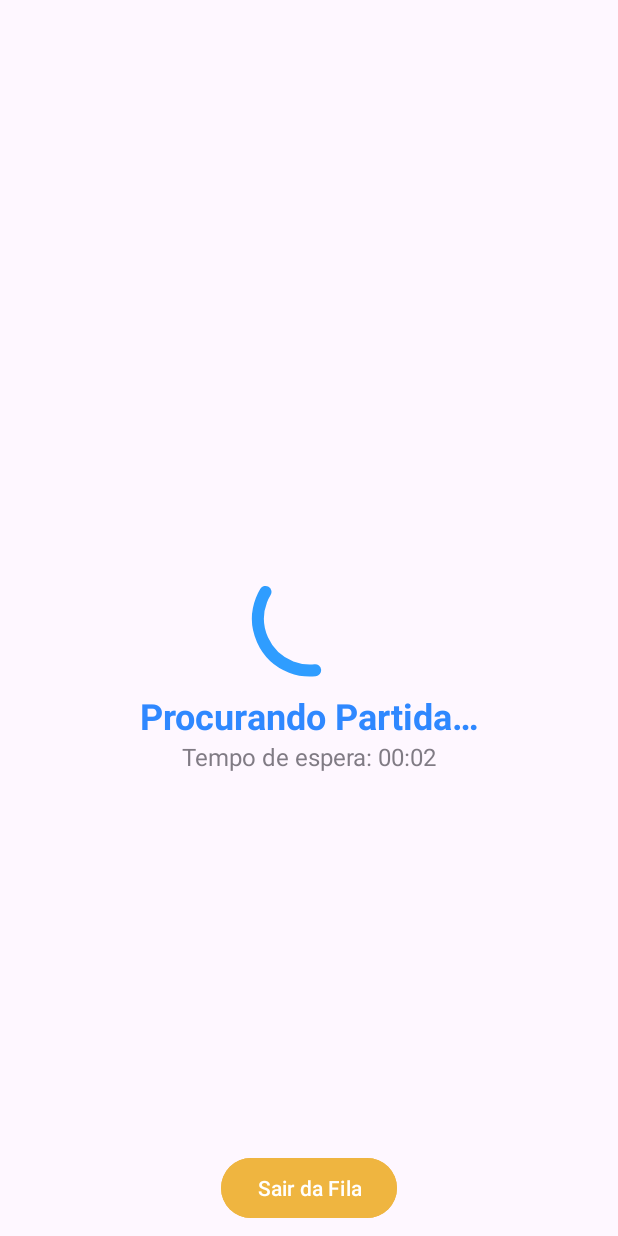
After one commit to trucoestrelas/trucoestrelasandroid, an Android app: the QueueActivity screen opened directly, with no data from a screen before it, on a phone screen of 412 x 824 dp. The commit adds this screen. Run offline under Robolectric (Android 15) with nearby library versions, the phone set to English and light mode, and no system bars.

Commit message:
alteracoes layouts da tela de fila

```diff
--- a/app/build.gradle.kts
+++ b/app/build.gradle.kts
@@ -63,6 +63,8 @@ dependencies {
     implementation(libs.androidx.viewpager2)
     implementation(libs.lottie)
     implementation (libs.glide)
+    implementation(libs.kotlinx.coroutines.core)
+    implementation(libs.kotlinx.coroutines.android)
 
 
     testImplementation(libs.junit)
--- a/app/src/main/AndroidManifest.xml
+++ b/app/src/main/AndroidManifest.xml
@@ -18,6 +18,9 @@
         android:usesCleartextTraffic="true"
         tools:targetApi="31">
         <activity
+            android:name=".ui.queue.QueueActivity"
+            android:exported="false" />
+        <activity
             android:name=".MainActivity"
             android:exported="true">
             <intent-filter>
@@ -27,7 +30,6 @@
             </intent-filter>
         </activity>
         <activity android:name=".BaseActivity" />
-
     </application>
 
 </manifest>
--- /dev/null
+++ b/app/src/main/java/com/mazer/trucoestrelas/ui/queue/QueueActivity.kt
@@ -0,0 +1,92 @@
+package com.mazer.trucoestrelas.ui.queue
+
+import android.content.Intent
+import android.os.Bundle
+import androidx.appcompat.app.AppCompatActivity
+import androidx.lifecycle.lifecycleScope
+import kotlinx.coroutines.delay
+import kotlinx.coroutines.launch
+import com.google.android.material.textview.MaterialTextView
+import com.mazer.truco.ui.TrucoGameActivity
+import com.mazer.trucoestrelas.R
+import com.mazer.trucoestrelas.databinding.FragmentQueueBinding
+
+class QueueActivity : AppCompatActivity() {
+    private lateinit var binding: FragmentQueueBinding
+    private var secondsElapsed = 0
+    override fun onCreate(savedInstanceState: Bundle?) {
+        super.onCreate(savedInstanceState)
+
+        binding = FragmentQueueBinding.inflate(layoutInflater)
+        setContentView(binding.root)
+
+        setupView()
+    }
+
+    private fun setupView() {
+        startTimer(binding.tvWaitingTime)
+        setAnimationLoading()
+        setupEvents()
+    }
+
+    private fun setupEvents() {
+        binding.btnQuitQueue.setOnClickListener {
+            finish()
+        }
+    }
+
+    private fun partidaEcontrada(){
+        binding.btnQuitQueue.isEnabled = false
+        binding.animLoading.setMinAndMaxFrame(241,390)
+        binding.tvStatusQueue.text = getString(R.string.partida_encontrada)
+        binding.tvWaitingTime.text = getString(R.string.game_starting)
+        binding.animLoading.addAnimatorUpdateListener {
+            if (binding.animLoading.frame == 390){
+                binding.animLoading.pauseAnimation()
+                startGame()
+            }
+        }
+    }
+
+    private fun queueError(msg: String){
+        binding.animLoading.setMinAndMaxFrame(500,820)
+        binding.tvStatusQueue.text = msg
+        binding.animLoading.addAnimatorUpdateListener {
+            if (binding.animLoading.frame == 820){
+                binding.animLoading.pauseAnimation()
+                finish() //or restart
+            }
+        }
+    }
+
+    private fun startGame() {
+        val it = Intent(this, TrucoGameActivity::class.java)
+        startActivity(it)
+    }
+
+    private fun setAnimationLoading(){
+        binding.animLoading.setMinAndMaxFrame(0,241)
+    }
+    private fun startTimer(timerTextView: MaterialTextView) {
+        // Usando o lifecycleScope da Activity
+        lifecycleScope.launch {
+            while (true) {
+                val text = getString(R.string.queue_waiting_time, formatTime(secondsElapsed))
+                timerTextView.text = text
+                delay(1000)
+                secondsElapsed++
+                if (secondsElapsed > 7){
+                    partidaEcontrada()
+                    break
+                }
+            }
+        }
+    }
+
+    private fun formatTime(seconds: Int): String {
+        val minutes = seconds / 60
+        val secondsRemaining = seconds % 60
+        return String.format("%02d:%02d", minutes, secondsRemaining)
+    }
+
+}
--- /dev/null
+++ b/app/src/main/res/layout/fragment_queue.xml
@@ -0,0 +1,55 @@
+<?xml version="1.0" encoding="utf-8"?>
+<androidx.constraintlayout.widget.ConstraintLayout xmlns:android="http://schemas.android.com/apk/res/android"
+    xmlns:tools="http://schemas.android.com/tools"
+    android:layout_width="match_parent"
+    android:layout_height="match_parent"
+    xmlns:app="http://schemas.android.com/apk/res-auto">
+
+    <com.airbnb.lottie.LottieAnimationView
+        android:id="@+id/anim_loading"
+        android:layout_width="wrap_content"
+        android:layout_height="wrap_content"
+        app:layout_constraintBottom_toBottomOf="parent"
+        app:layout_constraintEnd_toEndOf="parent"
+        app:layout_constraintStart_toStartOf="parent"
+        app:layout_constraintTop_toTopOf="parent"
+        app:lottie_autoPlay="true"
+        app:lottie_loop="true"
+        app:lottie_rawRes="@raw/anim_queue" />
+
+    <com.google.android.material.textview.MaterialTextView
+        android:id="@+id/tv_status_queue"
+        android:layout_width="wrap_content"
+        android:layout_height="wrap_content"
+        android:text="@string/queue_title"
+        android:textColor="@color/bluediamond"
+        android:layout_marginTop="8dp"
+        android:textSize="24sp"
+        android:textStyle="bold"
+        app:layout_constraintEnd_toEndOf="parent"
+        app:layout_constraintStart_toStartOf="parent"
+        app:layout_constraintTop_toBottomOf="@+id/anim_loading" />
+
+    <com.google.android.material.textview.MaterialTextView
+        android:id="@+id/tv_waiting_time"
+        android:layout_width="wrap_content"
+        android:layout_height="wrap_content"
+        android:text="@string/queue_waiting_time"
+        android:textSize="16sp"
+        android:alpha="0.7"
+        app:layout_constraintEnd_toEndOf="parent"
+        app:layout_constraintStart_toStartOf="parent"
+        app:layout_constraintTop_toBottomOf="@+id/tv_status_queue" />
+
+    <com.google.android.material.button.MaterialButton
+        android:id="@+id/btn_quit_queue"
+        android:layout_width="wrap_content"
+        android:layout_height="wrap_content"
+        android:text="@string/queue_quit"
+        android:backgroundTint="@color/orangeish"
+        android:layout_marginBottom="8dp"
+        app:layout_constraintBottom_toBottomOf="parent"
+        app:layout_constraintEnd_toEndOf="parent"
+        app:layout_constraintStart_toStartOf="parent" />
+
+</androidx.constraintlayout.widget.ConstraintLayout>
--- a/app/src/main/res/layout/player_layout.xml
+++ b/app/src/main/res/layout/player_layout.xml
@@ -38,12 +38,12 @@
         android:layout_width="wrap_content"
         android:layout_height="wrap_content"
         android:layout_marginStart="16dp"
-        android:layout_marginTop="8dp"
+        android:layout_marginTop="16dp"
         android:textSize="24sp"
         android:textStyle="bold"
         app:layout_constraintStart_toEndOf="@+id/frame_user_avatar"
         app:layout_constraintTop_toTopOf="parent"
-        tools:text="Username" />
+        android:text="Username" />
 
     <com.google.android.material.textview.MaterialTextView
         android:id="@+id/tv_level_label"
--- a/app/src/main/res/values/strings.xml
+++ b/app/src/main/res/values/strings.xml
@@ -7,6 +7,11 @@
     <string name="title_play">Jogar</string>
     <string name="title_ranking">Ranking</string>
     <string name="title_profile">Conta</string>
-
+    <!-- Queue Quick Match -->
+    <string name="queue_title">Procurando Partida…</string>
+    <string name="queue_waiting_time">Tempo de espera: %s</string>
+    <string name="queue_quit">Sair da Fila</string>
+    <string name="partida_encontrada">Partida Encontrada!</string>
+    <string name="game_starting">Seu jogo já vai começar</string>
 
 </resources>
--- a/common_tools/src/main/res/values/strings.xml
+++ b/common_tools/src/main/res/values/strings.xml
@@ -41,4 +41,9 @@
     <string name="add_funds">Adicionar Fundos</string>
     <string name="your_rewards">Suas Recompensas</string>
     <string name="wallet_history">Histórico de Transações</string>
+
+    <!-- Queue Quick Match -->
+    <string name="queue_title">Procurando Partida…</string>
+    <string name="queue_waiting_time">Tempo de espera: %s</string>
+    <string name="queue_quit">Sair da Fila</string>
 </resources>
```
Also changed, not shown: app/src/main/java/com/mazer/trucoestrelas/ui/play/truco/TrucoFragment.kt (+13 -0 lines), common_tools/src/main/res/raw/anim_queue.json (added, +1 -0 lines).
